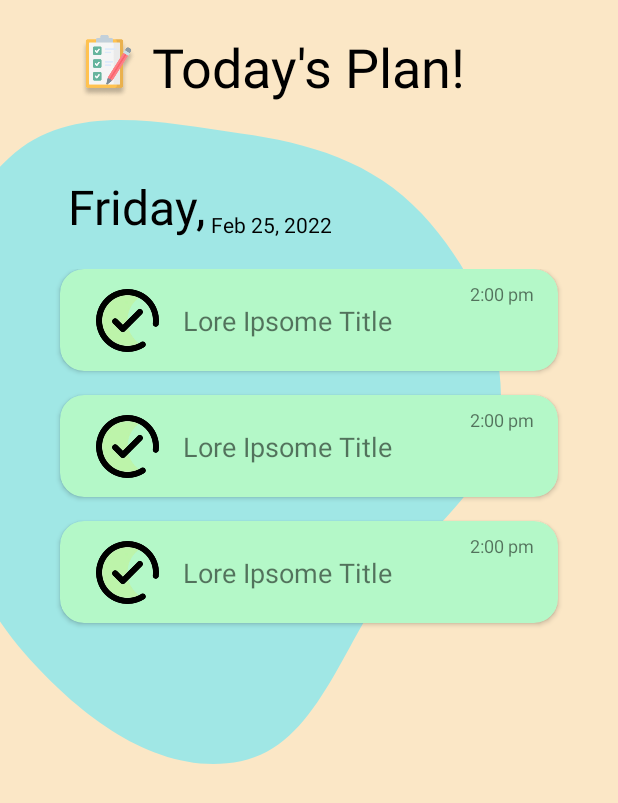
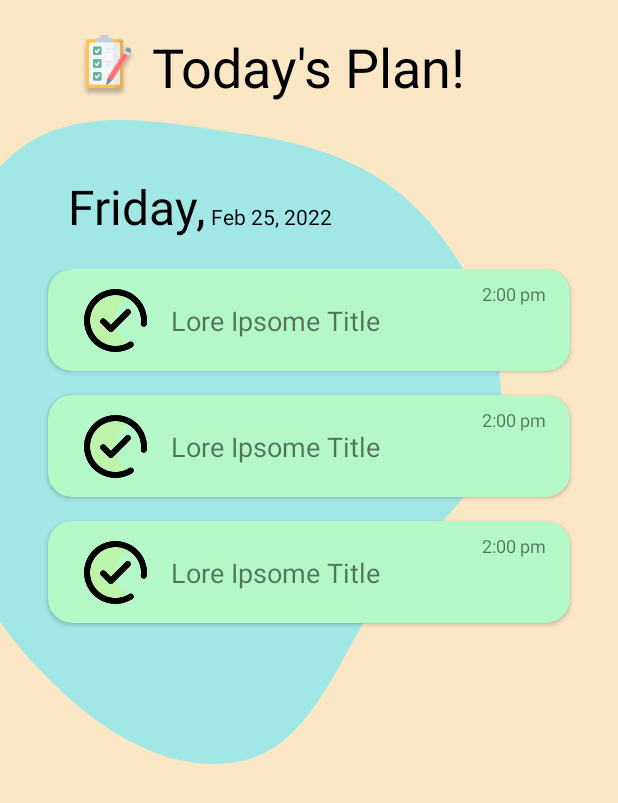
Before and after one commit to ch8n/BBK-2-JetPlanner, an Android app: the layout activity_planner_home.xml on its own in the app's theme, with its tools: preview values and no code run, on a phone screen of 412 x 824 dp. Shown: the top 803 px of the screen. Run offline under Robolectric (Android 15) with nearby library versions, the phone set to English and light mode, and no system bars.

```diff
--- a/app/src/main/res/layout/activity_planner_home.xml
+++ b/app/src/main/res/layout/activity_planner_home.xml
@@ -61,6 +61,7 @@
         android:text="Feb 25, 2022"
         android:textColor="@color/black"
         android:textSize="14sp"
+        app:layout_constraintBaseline_toBaselineOf="@id/label_day"
         app:layout_constraintBottom_toBottomOf="@id/label_day"
         app:layout_constraintStart_toEndOf="@id/label_day" />
 
--- a/app/src/main/res/layout/list_item_task.xml
+++ b/app/src/main/res/layout/list_item_task.xml
@@ -3,10 +3,11 @@
     xmlns:app="http://schemas.android.com/apk/res-auto"
     android:layout_width="match_parent"
     android:layout_height="68dp"
-    android:layout_marginStart="16dp"
-    android:layout_marginEnd="16dp"
+    android:layout_marginStart="8dp"
+    android:layout_marginEnd="8dp"
     android:layout_marginBottom="16dp"
     app:cardBackgroundColor="@color/green"
+    android:elevation="8dp"
     app:cardCornerRadius="16dp">
 
     <androidx.constraintlayout.widget.ConstraintLayout
```
